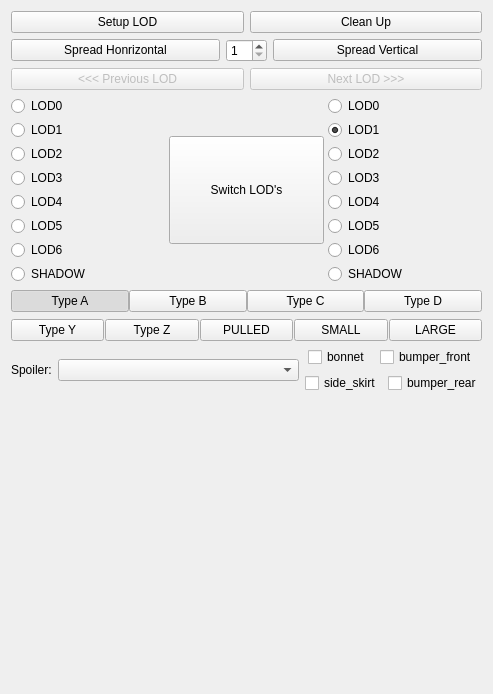
Before: the Qt Designer form Maya_Tools/Developer/Main/MODULE/LODTools/UI/LODTools.ui in code-google-com/mayatools, drawn with Qt 5.
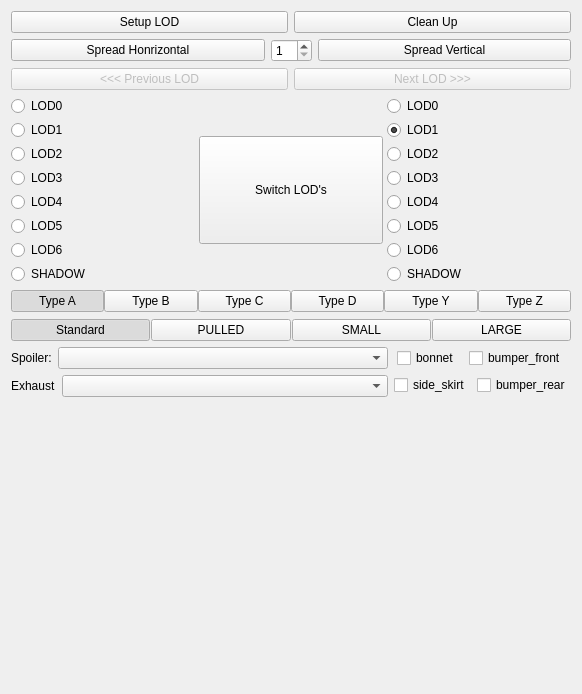
After: the same form once the commit is applied.

```diff
--- a/Maya_Tools/Developer/Main/MODULE/LODTools/UI/LODTools.ui
+++ b/Maya_Tools/Developer/Main/MODULE/LODTools/UI/LODTools.ui
@@ -6,7 +6,7 @@
    <rect>
     <x>0</x>
     <y>0</y>
-    <width>493</width>
+    <width>582</width>
     <height>694</height>
    </rect>
   </property>
@@ -19,7 +19,7 @@
   <property name="windowTitle">
    <string>Form</string>
   </property>
-  <layout class="QVBoxLayout" name="verticalLayout_5">
+  <layout class="QVBoxLayout" name="verticalLayout_6">
    <item>
     <layout class="QHBoxLayout" name="horizontalLayout">
      <item>
@@ -335,7 +335,7 @@
         <bool>true</bool>
        </property>
        <attribute name="buttonGroup">
-        <string>buttonGroup_2</string>
+        <string>buttonGroup_3</string>
        </attribute>
       </widget>
      </item>
@@ -348,7 +348,7 @@
         <bool>true</bool>
        </property>
        <attribute name="buttonGroup">
-        <string>buttonGroup_2</string>
+        <string>buttonGroup_3</string>
        </attribute>
       </widget>
      </item>
@@ -361,7 +361,7 @@
         <bool>true</bool>
        </property>
        <attribute name="buttonGroup">
-        <string>buttonGroup_2</string>
+        <string>buttonGroup_3</string>
        </attribute>
       </widget>
      </item>
@@ -374,17 +374,10 @@
         <bool>true</bool>
        </property>
        <attribute name="buttonGroup">
-        <string>buttonGroup_2</string>
+        <string>buttonGroup_3</string>
        </attribute>
       </widget>
      </item>
-    </layout>
-   </item>
-   <item>
-    <layout class="QHBoxLayout" name="horizontalLayout_4">
-     <property name="spacing">
-      <number>1</number>
-     </property>
      <item>
       <widget class="QPushButton" name="btnLOD4">
        <property name="text">
@@ -394,7 +387,7 @@
         <bool>true</bool>
        </property>
        <attribute name="buttonGroup">
-        <string>buttonGroup_2</string>
+        <string>buttonGroup_3</string>
        </attribute>
       </widget>
      </item>
@@ -407,6 +400,29 @@
         <bool>true</bool>
        </property>
        <attribute name="buttonGroup">
+        <string>buttonGroup_3</string>
+       </attribute>
+      </widget>
+     </item>
+    </layout>
+   </item>
+   <item>
+    <layout class="QHBoxLayout" name="horizontalLayout_4">
+     <property name="spacing">
+      <number>1</number>
+     </property>
+     <item>
+      <widget class="QPushButton" name="pushButton">
+       <property name="text">
+        <string>Standard</string>
+       </property>
+       <property name="checkable">
+        <bool>true</bool>
+       </property>
+       <property name="checked">
+        <bool>true</bool>
+       </property>
+       <attribute name="buttonGroup">
         <string>buttonGroup_2</string>
        </attribute>
       </widget>
@@ -453,6 +469,10 @@
     </layout>
    </item>
    <item>
+    <layout class="QHBoxLayout" name="horizontalLayout_9">
+     <item>
+      <layout class="QVBoxLayout" name="verticalLayout_5">
+       <item>
     <layout class="QHBoxLayout" name="horizontalLayout_7">
      <item>
       <widget class="QLabel" name="label">
@@ -470,6 +490,30 @@
      <item>
       <widget class="QComboBox" name="cbbSpoilers"/>
      </item>
+        </layout>
+       </item>
+       <item>
+        <layout class="QHBoxLayout" name="horizontalLayout_8">
+         <item>
+          <widget class="QLabel" name="label_2">
+           <property name="sizePolicy">
+            <sizepolicy hsizetype="Fixed" vsizetype="Preferred">
+             <horstretch>0</horstretch>
+             <verstretch>0</verstretch>
+            </sizepolicy>
+           </property>
+           <property name="text">
+            <string>Exhaust</string>
+           </property>
+          </widget>
+         </item>
+         <item>
+          <widget class="QComboBox" name="comboBox"/>
+         </item>
+        </layout>
+       </item>
+      </layout>
+     </item>
      <item>
       <layout class="QVBoxLayout" name="verticalLayout_4">
        <item>
```
Left out of the diff: 3 changed lines with no effect on the pictures. Lines whose indentation alone changed are shown as unchanged.
